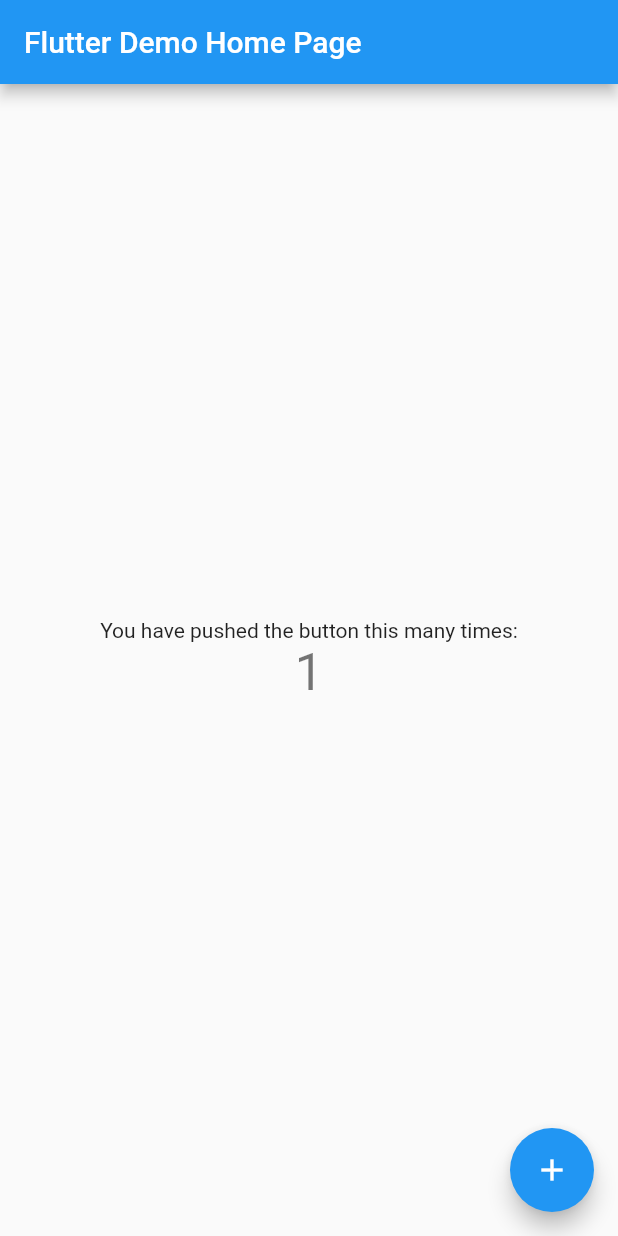
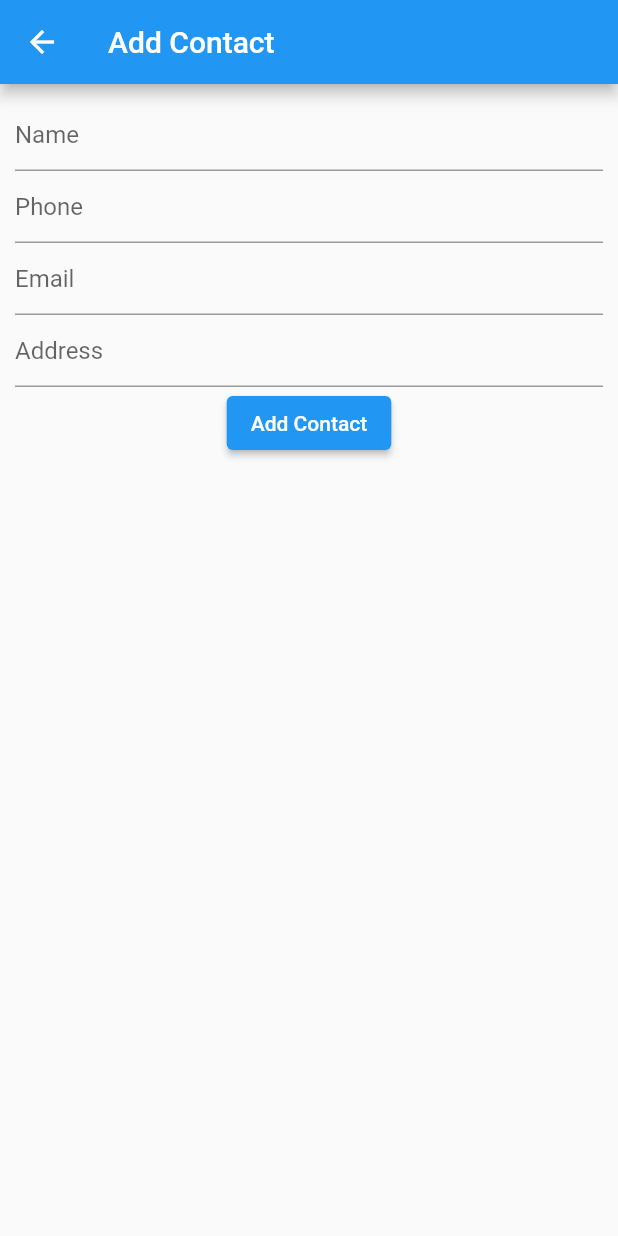
Before and after one commit to NoobCoderAk/PAML_018_Firebase, a Flutter app: the screen it shows after launch, after a tap on the "add" icon, on a phone screen of 412 x 824 dp. Run offline on Flutter 3.47's test engine with Material 2 defaults, Android fonts, the phone set to English and light mode, and no system bars; our stand-ins replace cloud_firestore, firebase_core; accounts and stored records are empty.

Commit message:
menambahkan fitur add contact

```diff
--- a/lib/main.dart
+++ b/lib/main.dart
@@ -1,3 +1,5 @@
+import 'package:app_contact/view/add_contact.dart';
+import 'package:app_contact/view/contact.dart';
 import 'package:firebase_core/firebase_core.dart';
 import 'package:flutter/material.dart';
 
@@ -28,93 +30,8 @@ class MyApp extends StatelessWidget {
         // is not restarted.
         primarySwatch: Colors.blue,
       ),
-      home: const MyHomePage(title: 'Flutter Demo Home Page'),
+      home: const Contact(),
       debugShowCheckedModeBanner: false,
     );
   }
 }
-
-class MyHomePage extends StatefulWidget {
-  const MyHomePage({super.key, required this.title});
-
-  // This widget is the home page of your application. It is stateful, meaning
-  // that it has a State object (defined below) that contains fields that affect
-  // how it looks.
-
-  // This class is the configuration for the state. It holds the values (in this
-  // case the title) provided by the parent (in this case the App widget) and
-  // used by the build method of the State. Fields in a Widget subclass are
-  // always marked "final".
-
-  final String title;
-
-  @override
-  State<MyHomePage> createState() => _MyHomePageState();
-}
-
-class _MyHomePageState extends State<MyHomePage> {
-  int _counter = 0;
-
-  void _incrementCounter() {
-    setState(() {
-      // This call to setState tells the Flutter framework that something has
-      // changed in this State, which causes it to rerun the build method below
-      // so that the display can reflect the updated values. If we changed
-      // _counter without calling setState(), then the build method would not be
-      // called again, and so nothing would appear to happen.
-      _counter++;
-    });
-  }
-
-  @override
-  Widget build(BuildContext context) {
-    // This method is rerun every time setState is called, for instance as done
-    // by the _incrementCounter method above.
-    //
-    // The Flutter framework has been optimized to make rerunning build methods
-    // fast, so that you can just rebuild anything that needs updating rather
-    // than having to individually change instances of widgets.
-    return Scaffold(
-      appBar: AppBar(
-        // Here we take the value from the MyHomePage object that was created by
-        // the App.build method, and use it to set our appbar title.
-        title: Text(widget.title),
-      ),
-      body: Center(
-        // Center is a layout widget. It takes a single child and positions it
-        // in the middle of the parent.
-        child: Column(
-          // Column is also a layout widget. It takes a list of children and
-          // arranges them vertically. By default, it sizes itself to fit its
-          // children horizontally, and tries to be as tall as its parent.
-          //
-          // Invoke "debug painting" (press "p" in the console, choose the
-          // "Toggle Debug Paint" action from the Flutter Inspector in Android
-          // Studio, or the "Toggle Debug Paint" command in Visual Studio Code)
-          // to see the wireframe for each widget.
-          //
-          // Column has various properties to control how it sizes itself and
-          // how it positions its children. Here we use mainAxisAlignment to
-          // center the children vertically; the main axis here is the vertical
-          // axis because Columns are vertical (the cross axis would be
-          // horizontal).
-          mainAxisAlignment: MainAxisAlignment.center,
-          children: <Widget>[
-            const Text(
-              'You have pushed the button this many times:',
-            ),
-            Text(
-              '$_counter',
-              style: Theme.of(context).textTheme.headline4,
-            ),
-          ],
-        ),
-      ),
-      floatingActionButton: FloatingActionButton(
-        onPressed: _incrementCounter,
-        tooltip: 'Increment',
-        child: const Icon(Icons.add),
-      ), // This trailing comma makes auto-formatting nicer for build methods.
-    );
-  }
-}
--- /dev/null
+++ b/lib/view/add_contact.dart
@@ -0,0 +1,87 @@
+import 'package:app_contact/controller/contact_controller.dart';
+import 'package:app_contact/model/contact_model.dart';
+import 'package:app_contact/view/contact.dart';
+import 'package:flutter/material.dart';
+import 'package:flutter/src/widgets/container.dart';
+import 'package:flutter/src/widgets/framework.dart';
+
+class AddContact extends StatefulWidget {
+  const AddContact({super.key});
+
+  @override
+  State<AddContact> createState() => _AddContactState();
+}
+
+class _AddContactState extends State<AddContact> {
+  var contactController = ContactController();
+  final formkey = GlobalKey<FormState>();
+
+  String? name;
+  String? phone;
+  String? email;
+  String? address;
+
+  @override
+  Widget build(BuildContext context) {
+    return Scaffold(
+      appBar: AppBar(title: const Text('Add Contact')),
+      body: Padding(
+        padding: const EdgeInsets.all(10),
+        child: Form(
+          key: formkey,
+          child: Column(
+            children: [
+              TextFormField(
+                decoration: const InputDecoration(hintText: 'Name'),
+                onChanged: (value) {
+                  name = value;
+                },
+              ),
+              TextFormField(
+                decoration: const InputDecoration(hintText: 'Phone'),
+                onChanged: (value) {
+                  phone = value;
+                },
+              ),
+              TextFormField(
+                decoration: const InputDecoration(hintText: 'Email'),
+                onChanged: (value) {
+                  email = value;
+                },
+              ),
+              TextFormField(
+                decoration: const InputDecoration(hintText: 'Address'),
+                onChanged: (value) {
+                  address = value;
+                },
+              ),
+              ElevatedButton(
+                onPressed: () {
+                  if (formkey.currentState!.validate()) {
+                    ContactModel cm = ContactModel(
+                      name: name!,
+                      phone: phone!,
+                      email: email!,
+                      address: address!,
+                    );
+                    contactController.addContact(cm);
+                    ScaffoldMessenger.of(context).showSnackBar(
+                      const SnackBar(content: Text('Contact Added')),
+                    );
+                    Navigator.push(
+                      context,
+                      MaterialPageRoute(
+                        builder: ((context) => const Contact()),
+                      ),
+                    );
+                  }
+                },
+                child: const Text('Add Contact'),
+              )
+            ],
+          ),
+        ),
+      ),
+    );
+  }
+}
--- /dev/null
+++ b/lib/view/contact.dart
@@ -0,0 +1,86 @@
+import 'package:app_contact/controller/contact_controller.dart';
+import 'package:app_contact/view/add_contact.dart';
+import 'package:cloud_firestore/cloud_firestore.dart';
+import 'package:flutter/material.dart';
+import 'package:flutter/src/widgets/container.dart';
+import 'package:flutter/src/widgets/framework.dart';
+
+class Contact extends StatefulWidget {
+  const Contact({super.key});
+
+  @override
+  State<Contact> createState() => _ContactState();
+}
+
+class _ContactState extends State<Contact> {
+  var cc = ContactController();
+
+  @override
+  void initState() {
+    cc.getContact();
+    super.initState();
+  }
+
+  @override
+  Widget build(BuildContext context) {
+    return Scaffold(
+      body: SafeArea(
+        child: Column(
+          children: [
+            const Text(
+              'Contact List',
+              style: TextStyle(fontSize: 20, fontWeight: FontWeight.bold),
+            ),
+            Expanded(
+                child: StreamBuilder<List<DocumentSnapshot>>(
+              stream: cc.stream,
+              builder: ((context, snapshot) {
+                if (!snapshot.hasData) {
+                  return const Center(child: CircularProgressIndicator());
+                }
+                final List<DocumentSnapshot> data = snapshot.data!;
+                return ListView.builder(
+                  itemCount: data.length,
+                  itemBuilder: (context, index) {
+                    return Padding(
+                      padding: const EdgeInsets.all(3),
+                      child: Card(
+                        elevation: 8,
+                        child: ListTile(
+                          leading: CircleAvatar(
+                            backgroundColor: Colors.blue,
+                            child: Text(
+                              data[index]['name'].substring(0, 1).toUpperCase(),
+                              style:
+                                  const TextStyle(fontWeight: FontWeight.bold),
+                            ),
+                          ),
+                          title: Text(data[index]['name']),
+                          subtitle: Text(data[index]['phone']),
+                          trailing: IconButton(
+                              onPressed: (() {}),
+                              icon: const Icon(Icons.delete)),
+                        ),
+                      ),
+                    );
+                  },
+                );
+              }),
+            ))
+          ],
+        ),
+      ),
+      floatingActionButton: FloatingActionButton(
+        onPressed: (() {
+          Navigator.push(
+            context,
+            MaterialPageRoute(
+              builder: ((context) => const AddContact()),
+            ),
+          );
+        }),
+        child: const Icon(Icons.add),
+      ),
+    );
+  }
+}
```
